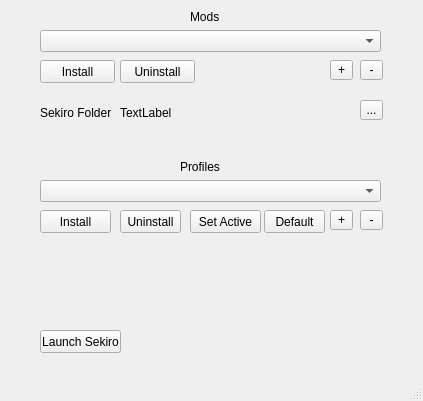
First picture: the form in sekiro.ui, repository george0815/Sekiro-Mod-Manager, before the edit.
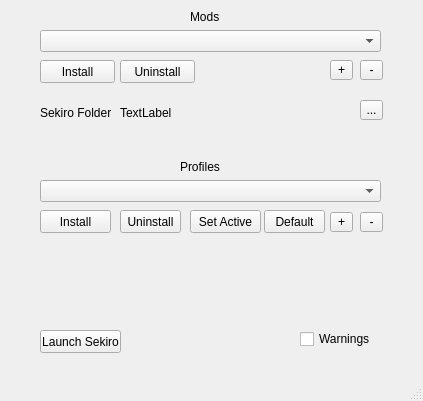
Second picture: the form after the edit.

Commit message: added warnings, and some comments to functions, program is feature complete

The edit to the form file:
```diff
--- a/sekiro.ui
+++ b/sekiro.ui
@@ -155,7 +155,7 @@
     <property name="geometry">
      <rect>
       <x>360</x>
-      <y>210</y>
+      <y>212</y>
       <width>23</width>
       <height>20</height>
      </rect>
@@ -168,7 +168,7 @@
     <property name="geometry">
      <rect>
       <x>330</x>
-      <y>210</y>
+      <y>212</y>
       <width>23</width>
       <height>20</height>
      </rect>
@@ -242,6 +242,19 @@
      <string>Launch Sekiro</string>
     </property>
    </widget>
+   <widget class="QCheckBox" name="warnings">
+    <property name="geometry">
+     <rect>
+      <x>300</x>
+      <y>330</y>
+      <width>70</width>
+      <height>18</height>
+     </rect>
+    </property>
+    <property name="text">
+     <string>Warnings</string>
+    </property>
+   </widget>
   </widget>
   <widget class="QMenuBar" name="menubar">
    <property name="geometry">
```
The commit also changes 8 other files.
